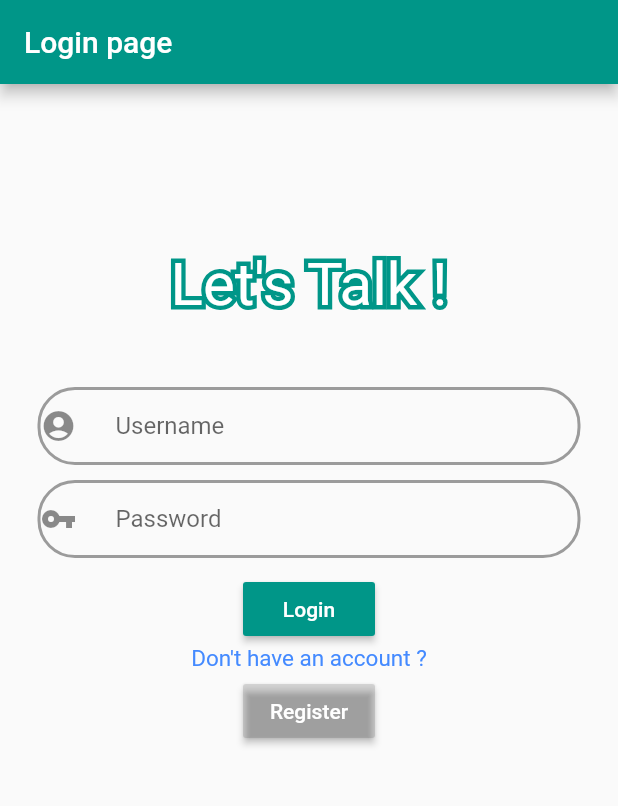
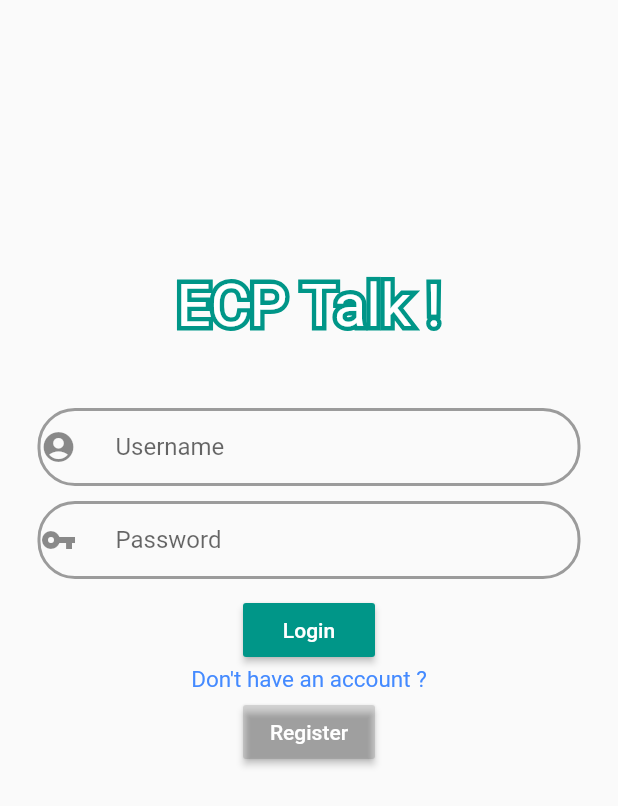
Before and after one commit to sarayuth2019/UIapp, a Flutter app: the screen it shows after launch, on a phone screen of 412 x 824 dp. Shown: the top 806 px of the screen. Run offline on Flutter 3.47's test engine with Material 2 defaults, Android fonts, the phone set to English and light mode, and no system bars.

Commit message:
edit name app

```diff
--- a/lib/Login/loginPage.dart
+++ b/lib/Login/loginPage.dart
@@ -3,7 +3,7 @@ import 'package:flutter/cupertino.dart';
 import 'package:flutter/material.dart';
 import 'file:///C:/Users/TopSaga/Desktop/UIApp/lib/RegisterPage/registerPage.dart';
 import 'package:http/http.dart' as http;
-import 'package:untitled/main.dart';
+import 'package:untitled/mainPage.dart';
 
 void main() => runApp(MaterialApp(
       home: LoginPage(),
@@ -26,20 +26,16 @@ class _Login extends State {
   Widget build(BuildContext context) {
     // TODO: implement build
     return new Scaffold( key: globalKey,
-      appBar: AppBar(
-        title: Text("Login page"),
-        backgroundColor: Colors.teal,
-      ),
       body: SingleChildScrollView(
         child: Column(
           mainAxisAlignment: MainAxisAlignment.center,
           children: <Widget>[
-            Container(margin: EdgeInsets.only(top:110,bottom: 40),
+            Container(margin: EdgeInsets.only(top:180,bottom: 40),
               child: Stack(
                 children: <Widget>[
                   // Stroked text as border.
                   Text(
-                    "Let's Talk !",
+                    "ECP Talk !",
                     style: TextStyle(
                       fontSize: 40,
                       foreground: Paint()
@@ -50,7 +46,7 @@ class _Login extends State {
                   ),
                   // Solid text as fill.
                   Text(
-                    "Let's Talk !",
+                    "ECP Talk !",
                     style: TextStyle(
                       fontSize: 40,
                       color: Colors.white,
--- a/lib/main.dart
+++ b/lib/mainPage.dart
@@ -1,4 +1,3 @@
-
 
 import 'package:flutter/cupertino.dart';
 import 'package:flutter/material.dart';
@@ -10,6 +9,7 @@ import 'package:untitled/screens/Page4.dart';
 import 'package:untitled/screens/editprofile.dart';
 import 'package:untitled/screens/post.dart';
 import 'package:untitled/screens/profile.dart';
+
 
 
 class HomePage extends StatefulWidget {
--- a/lib/screens/comment.dart
+++ b/lib/screens/comment.dart
@@ -1,5 +1,5 @@
 import 'package:flutter/material.dart';
-import 'package:untitled/main.dart';
+import 'package:untitled/mainPage.dart';
 
 
 class Comment extends StatefulWidget {
--- a/lib/screens/editprofile.dart
+++ b/lib/screens/editprofile.dart
@@ -1,5 +1,5 @@
 import 'package:flutter/material.dart';
-import 'package:untitled/main.dart';
+import 'package:untitled/mainPage.dart';
 
 class EditProfile extends StatefulWidget {
   @override
--- a/lib/screens/post.dart
+++ b/lib/screens/post.dart
@@ -1,5 +1,5 @@
 import 'package:flutter/material.dart';
-import 'package:untitled/main.dart';
+import 'package:untitled/mainPage.dart';
 
 
 class Post extends StatefulWidget {
--- a/lib/screens/profile.dart
+++ b/lib/screens/profile.dart
@@ -1,5 +1,5 @@
 import 'package:flutter/material.dart';
-import 'package:untitled/main.dart';
+import 'package:untitled/mainPage.dart';
 
 class Profile extends StatefulWidget {
   @override
```
Also changed, not shown: lib/RegisterPage/registerPage.dart (+5 -6 lines).
